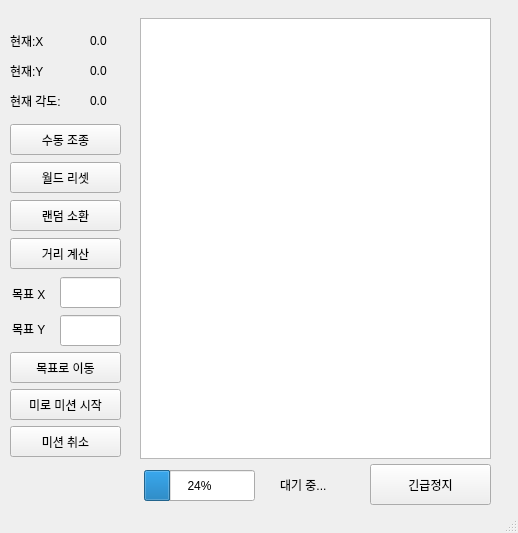
This is ui/main_window.ui in reeze1829/AI-Robot-Software-Course as Qt 5 draws it before an edit. The edited form follows.
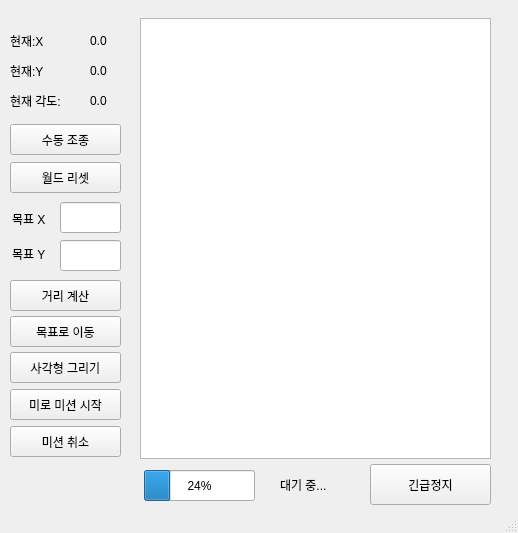
This is the edited form.

Commit message: Implement square path navigation

Patch:
```diff
--- a/ui/main_window.ui
+++ b/ui/main_window.ui
@@ -118,20 +118,7 @@
      <string>월드 리셋</string>
     </property>
    </widget>
-   <widget class="QPushButton" name="btn_spawn">
-    <property name="geometry">
-     <rect>
-      <x>10</x>
-      <y>200</y>
-      <width>111</width>
-      <height>31</height>
-     </rect>
-    </property>
-    <property name="text">
-     <string>랜덤 소환</string>
-    </property>
-   </widget>
-   <widget class="QPushButton" name="btn_go_to_goal">
+   <widget class="QPushButton" name="btn_draw_square">
     <property name="geometry">
      <rect>
       <x>10</x>
@@ -141,6 +128,19 @@
      </rect>
     </property>
     <property name="text">
+     <string>사각형 그리기</string>
+    </property>
+   </widget>
+   <widget class="QPushButton" name="btn_go_to_goal">
+    <property name="geometry">
+     <rect>
+      <x>10</x>
+      <y>316</y>
+      <width>111</width>
+      <height>31</height>
+     </rect>
+    </property>
+    <property name="text">
      <string>목표로 이동</string>
     </property>
    </widget>
@@ -148,7 +148,7 @@
     <property name="geometry">
      <rect>
       <x>10</x>
-      <y>238</y>
+      <y>280</y>
       <width>111</width>
       <height>31</height>
      </rect>
@@ -174,7 +174,7 @@
     <property name="geometry">
      <rect>
       <x>60</x>
-      <y>277</y>
+      <y>202</y>
       <width>61</width>
       <height>31</height>
      </rect>
@@ -184,7 +184,7 @@
     <property name="geometry">
      <rect>
       <x>60</x>
-      <y>315</y>
+      <y>240</y>
       <width>61</width>
       <height>31</height>
      </rect>
@@ -256,7 +256,7 @@
     <property name="geometry">
      <rect>
       <x>12</x>
-      <y>285</y>
+      <y>210</y>
       <width>67</width>
       <height>17</height>
      </rect>
@@ -269,7 +269,7 @@
     <property name="geometry">
      <rect>
       <x>12</x>
-      <y>320</y>
+      <y>245</y>
       <width>67</width>
       <height>17</height>
      </rect>
```
The commit also changes 2 other files.
